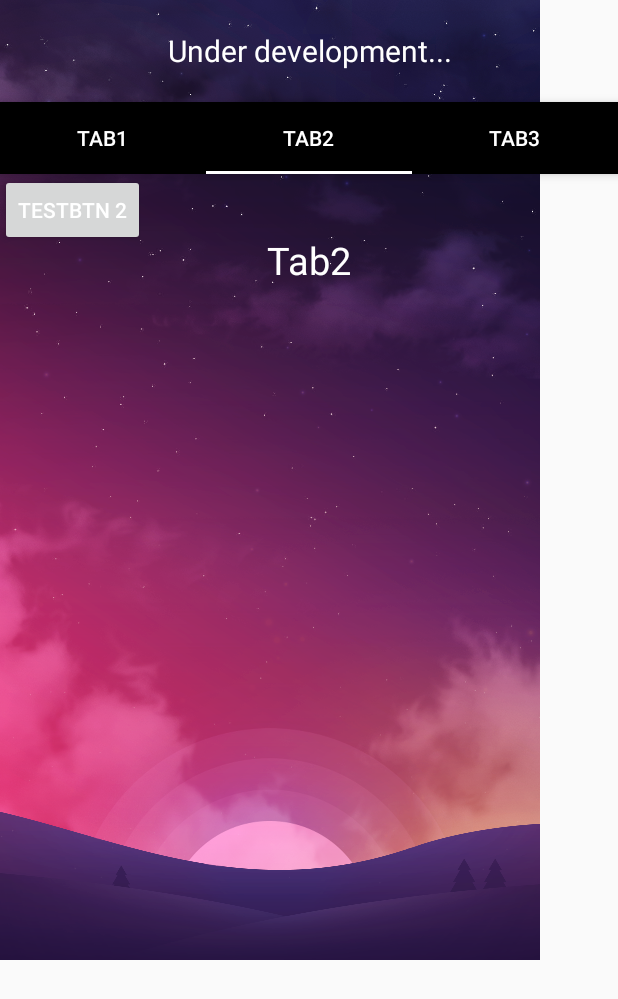
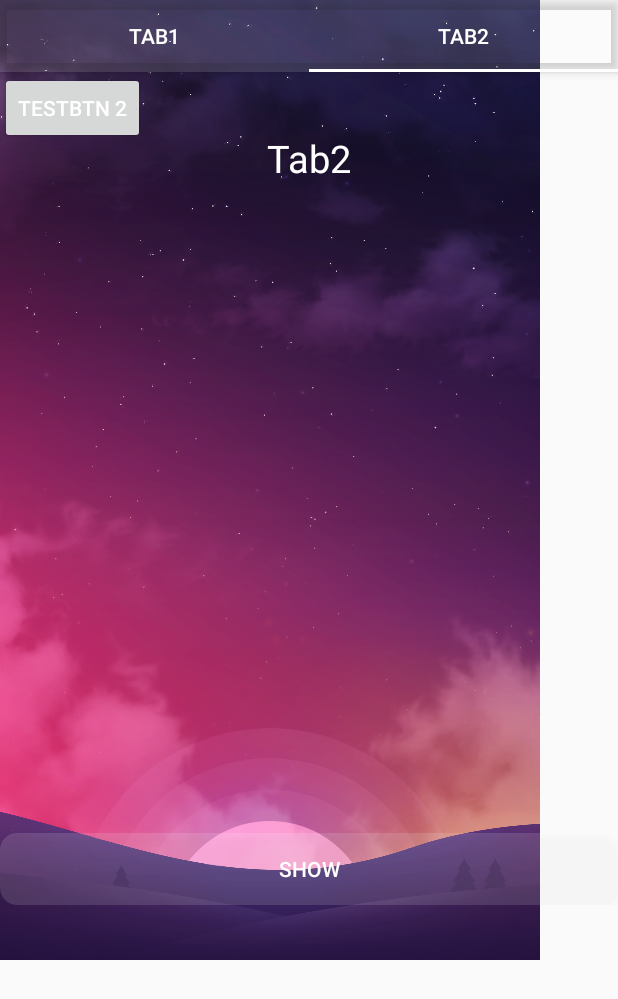
Before and after one commit to jovanadragojlovic/Insomniac, an Android app: the Tab1Fragment screen opened directly, with no data from a screen before it, tab 2 chosen, on a phone screen of 412 x 824 dp. Shown: the top 999 px of the screen. Run offline under Robolectric (Android 15) with nearby library versions, the phone set to English and light mode, and no system bars; libraries missing offline, so code that uses them is left out: com.github.mikephil.charting; 16 statements that could not run were skipped.

Commit message:
Popup menu in tracking progress.

```diff
--- a/src/main/java/com/example/nikola/insomniac/AlarmPopUp.java
+++ b/src/main/java/com/example/nikola/insomniac/AlarmPopUp.java
@@ -10,7 +10,9 @@ import android.util.DisplayMetrics;
 import android.util.Log;
 import android.view.View;
 import android.widget.EditText;
+import android.widget.LinearLayout;
 import android.widget.NumberPicker;
+import android.widget.RelativeLayout;
 import android.widget.TimePicker;
 
 import com.example.nikola.insomniac.alarms.AlarmActivity;
@@ -46,6 +48,9 @@ public class AlarmPopUp extends AlarmActivity {
         set_numberpicker_text_colour(hour_numberpicker);
         set_numberpicker_text_colour(minute_numberpicker);
         set_numberpicker_text_colour(ampm_numberpicker);
+
+        RelativeLayout alarmpopup = (RelativeLayout) findViewById(R.id.alarmpopup);
+        alarmpopup.setBackgroundColor(Color.parseColor("#000000"));
     }
 
     private void set_numberpicker_text_colour(NumberPicker number_picker) {
--- a/src/main/java/com/example/nikola/insomniac/DatabaseHelper.java
+++ b/src/main/java/com/example/nikola/insomniac/DatabaseHelper.java
@@ -102,6 +102,7 @@ public class DatabaseHelper extends SQLiteOpenHelper {
         Log.d(TAG, "addData: Adding " + item + " to " + SLEEP_QUALITY);
         Log.d(TAG, "addData: Adding " + date + " to " + SLEEP_QUALITY);
         if(getDataValues("SleepQuality", "Date").contains(date)) {
+
             updateSleepQuality(item, date);
         }
         else {
@@ -118,6 +119,7 @@ public class DatabaseHelper extends SQLiteOpenHelper {
 
         Log.d(TAG, "addData: Adding " + item + " to " + PHYSICAL_ACTIVITY);
         Log.d(TAG, "addData: Adding " + date + " to " + PHYSICAL_ACTIVITY);
+
 
         if(getDataValues("PhysicalActivity", "Date").contains(date)) {
             updateSteps(item, date);
--- a/src/main/java/com/example/nikola/insomniac/statistics/Tab1Fragment.java
+++ b/src/main/java/com/example/nikola/insomniac/statistics/Tab1Fragment.java
@@ -8,6 +8,7 @@ import android.view.LayoutInflater;
 import android.view.View;
 import android.view.ViewGroup;
 
+import com.example.nikola.insomniac.DatabaseHelper;
 import com.example.nikola.insomniac.R;
 import com.github.mikephil.charting.charts.LineChart;
 import com.github.mikephil.charting.data.Entry;
@@ -16,23 +17,47 @@ import com.github.mikephil.charting.data.LineDataSet;
 import com.github.mikephil.charting.utils.ColorTemplate;
 
 import java.util.ArrayList;
+import java.util.Collection;
 
 public class Tab1Fragment extends Fragment {
     private static final String TAG = "SleepQuality";
+    DatabaseHelper databaseHelper;
+    TrackProgress tp;
+
+    ArrayList<String> variablaList = new ArrayList<String>();
 
     @Nullable
     @Override
     public View onCreateView(LayoutInflater inflater, @Nullable ViewGroup container, @Nullable Bundle savedInstanceState) {
         View view = inflater.inflate(R.layout.tab1_fragment,container,false);
         LineChart lineChart = (LineChart) view.findViewById(R.id.chart);
+        databaseHelper = new DatabaseHelper(getActivity());
+        tp = new TrackProgress();
 
         ArrayList<Entry> entries = new ArrayList<>();
-        entries.add(new Entry(4f, 0));
-        entries.add(new Entry(8f, 1));
-        entries.add(new Entry(6f, 2));
-        entries.add(new Entry(2f, 3));
-        entries.add(new Entry(18f, 4));
-        entries.add(new Entry(9f, 5));
+        ArrayList<String> values = new ArrayList<>();
+
+//        if(tp.arrayList.size() > 0){
+//            Log.d(TAG,"arrayList" + tp.arrayList);
+//       for(int i = 0; i <  tp.arrayList.size(); i++ ) {
+//
+//        values = databaseHelper.getDataValues(tp.arrayList.get(i), );
+//           Log.d(TAG,"values" + values);
+//           for (int j = 0; values.size() > j; j++) {
+//               Log.d(TAG,"valueeeeeeeeee" + values.get(j));
+//               entries.add(new Entry(Float.parseFloat( values.get(j)), j));
+//           }
+//       }
+//        }else {
+//            entries.add(new Entry(0f, 0));
+//        }
+        Log.d(TAG,"entries" + entries);
+        entries.add(new Entry(4f, 2));
+        entries.add(new Entry(8f, 3));
+        entries.add(new Entry(6f, 4));
+        entries.add(new Entry(2f, 5));
+        entries.add(new Entry(5f, 0));
+        entries.add(new Entry(10f, 1));
 
         LineDataSet dataset = new LineDataSet(entries, "# of Calls");
 
--- a/src/main/java/com/example/nikola/insomniac/statistics/TrackProgress.java
+++ b/src/main/java/com/example/nikola/insomniac/statistics/TrackProgress.java
@@ -1,13 +1,18 @@
 package com.example.nikola.insomniac.statistics;
 
 
+import android.graphics.Color;
 import android.os.Bundle;
 import android.support.design.widget.TabLayout;
 import android.support.v4.view.ViewPager;
 import android.support.v7.app.AppCompatActivity;
 import android.util.Log;
+import android.view.View;
+import android.widget.Button;
 
 import com.example.nikola.insomniac.R;
+
+import java.util.ArrayList;
 
 
 public class TrackProgress extends AppCompatActivity {
@@ -17,11 +22,18 @@ public class TrackProgress extends AppCompatActivity {
 
     private ViewPager mViewPager;
 
+   public boolean cklicked = true;
+
+    public static ArrayList<String> arrayList = new ArrayList<String>();
+
     @Override
     protected void onCreate(Bundle savedInstanceState) {
         super.onCreate(savedInstanceState);
         setContentView(R.layout.trackprogress);
         Log.d(TAG, "onCreate: Starting.");
+       // arrayList.add("start");
+
+
 
         mSectionsPageAdapter = new SectionsPageAdapter(getSupportFragmentManager());
 
@@ -29,16 +41,225 @@ public class TrackProgress extends AppCompatActivity {
         mViewPager = (ViewPager) findViewById(R.id.container);
         setupViewPager(mViewPager);
 
+
         TabLayout tabLayout = (TabLayout) findViewById(R.id.tabs);
         tabLayout.setupWithViewPager(mViewPager);
+
+        final Button btn = (Button) findViewById(R.id.buttonDropUp);
+        final Button sleepQ =  (Button) findViewById(R.id.SleepQuality);
+        final Button phisicalA =  (Button) findViewById(R.id.PhisicalActivity);
+        final Button Dailylight =  (Button) findViewById(R.id.Dailylight);
+        final Button Nightlylight =  (Button) findViewById(R.id.Nightlylight);
+        final Button Water =  (Button) findViewById(R.id.Water);
+        final Button Food =  (Button) findViewById(R.id.Food);
+        final Button Coffee =  (Button) findViewById(R.id.Coffee);
+        final Button Bedroom =  (Button) findViewById(R.id.Bedroom);
+
+        sleepQ.setAlpha(0);
+        phisicalA.setAlpha(0);
+        Nightlylight.setAlpha(0);
+        Dailylight.setAlpha(0);
+        Water.setAlpha(0);
+        Food.setAlpha(0);
+        Coffee.setAlpha(0);
+        Bedroom.setAlpha(0);
+        btn.setText("SHOW");
+
+
+        btn.setOnClickListener(
+                new View.OnClickListener() {
+                    public void onClick(View v) {
+                        if(cklicked) {
+                            btn.animate().translationYBy(-400)
+                                    .setDuration(700).start();
+                            Bedroom.animate().setStartDelay(0).alpha(1).setDuration(200).start();
+                            Nightlylight.animate().setStartDelay(0).alpha(1).setDuration(200).start();
+                            Coffee.animate().setStartDelay(200).alpha(1).setDuration(200).start();
+                            Dailylight.animate().setStartDelay(200).alpha(1).setDuration(200).start();
+                            Food.animate().setStartDelay(400).alpha(1).setDuration(200).start();
+                            phisicalA.animate().setStartDelay(400).alpha(1).setDuration(200).start();
+                            Water.animate().setStartDelay(600).alpha(1).setDuration(200).start();
+                            sleepQ.animate().setStartDelay(600).alpha(1).setDuration(200).start();
+                            btn.setText("HIDE");
+                            cklicked = false;
+                        }else {
+                            Bedroom.animate().setStartDelay(600).alpha(0).setDuration(200).start();
+                            Nightlylight.animate().setStartDelay(600).alpha(0).setDuration(200).start();
+                            Coffee.animate().setStartDelay(400).alpha(0).setDuration(200).start();
+                            Dailylight.animate().setStartDelay(400).alpha(0).setDuration(200).start();
+                            Food.animate().setStartDelay(200).alpha(0).setDuration(200).start();
+                            phisicalA.animate().setStartDelay(200).alpha(0).setDuration(200).start();
+                            Water.animate().setStartDelay(0).alpha(0).setDuration(200).start();
+                            sleepQ.animate().setStartDelay(0).alpha(0).setDuration(200).start();
+
+                            btn.animate().translationYBy(400)
+                                    .setDuration(700).start();
+                            btn.setText("SHOW");
+
+                            cklicked = true;
+                        }
+
+
+                    }
+                });
+        sleepQ.setOnClickListener(
+                new View.OnClickListener() {
+                    public void onClick(View v) {
+                        if (!arrayList.contains("SleepQuality")) {
+                            sleepQ.setBackgroundColor(Color.parseColor("#3cffffff"));
+                            arrayList.add("SleepQuality");
+                            mSectionsPageAdapter = new SectionsPageAdapter(getSupportFragmentManager());
+                            mViewPager = (ViewPager) findViewById(R.id.container);
+                            setupViewPager(mViewPager);
+
+                        }else{
+                            sleepQ.setBackgroundColor(Color.parseColor("#21ffffff"));
+                            arrayList.remove("SleepQuality");
+                            setupViewPager(mViewPager);
+                            mSectionsPageAdapter = new SectionsPageAdapter(getSupportFragmentManager());
+                            mSectionsPageAdapter = new SectionsPageAdapter(getSupportFragmentManager());
+                            mViewPager = (ViewPager) findViewById(R.id.container);
+                            setupViewPager(mViewPager);
+
+                        }
+                    }
+                }
+        );
+
+        phisicalA.setOnClickListener(
+                new View.OnClickListener() {
+                    public void onClick(View v) {
+                        if (!arrayList.contains("PhysicalActivity")) {
+                            phisicalA.setBackgroundColor(Color.parseColor("#3cffffff"));
+                            arrayList.add("PhysicalActivity");
+                            mSectionsPageAdapter = new SectionsPageAdapter(getSupportFragmentManager());
+
+                        }else{
+                            phisicalA.setBackgroundColor(Color.parseColor("#21ffffff"));
+                            arrayList.remove("PhysicalActivity");
+                            mSectionsPageAdapter = new SectionsPageAdapter(getSupportFragmentManager());
+
+                        }
+                    }
+                }
+        );
+
+        Dailylight.setOnClickListener(
+                new View.OnClickListener() {
+                    public void onClick(View v) {
+                        if (!arrayList.contains("DailyLight")) {
+                            Dailylight.setBackgroundColor(Color.parseColor("#3cffffff"));
+                            arrayList.add("DailyLight");
+                            mSectionsPageAdapter = new SectionsPageAdapter(getSupportFragmentManager());
+                            Log.d(TAG, "sssss"  + arrayList);
+
+
+                        }else{
+                            Dailylight.setBackgroundColor(Color.parseColor("#21ffffff"));
+                            arrayList.remove("DailyLight");
+                            mSectionsPageAdapter = new SectionsPageAdapter(getSupportFragmentManager());
+
+                        }
+                    }
+                }
+        );
+        Nightlylight.setOnClickListener(
+                new View.OnClickListener() {
+                    public void onClick(View v) {
+                        if (!arrayList.contains("NightlyLight")) {
+                            Nightlylight.setBackgroundColor(Color.parseColor("#3cffffff"));
+                            arrayList.add("NightlyLight");
+                            mSectionsPageAdapter = new SectionsPageAdapter(getSupportFragmentManager());
+
+                        }else{
+                            Nightlylight.setBackgroundColor(Color.parseColor("#21ffffff"));
+                            arrayList.remove("NightlyLight");
+                            mSectionsPageAdapter = new SectionsPageAdapter(getSupportFragmentManager());
+
+                        }
+                    }
+                }
+        );
+        Water.setOnClickListener(
+                new View.OnClickListener() {
+                    public void onClick(View v) {
+                        if (!arrayList.contains("Water")) {
+                            Water.setBackgroundColor(Color.parseColor("#3cffffff"));
+                            arrayList.add("Water");
+                            mSectionsPageAdapter = new SectionsPageAdapter(getSupportFragmentManager());
+
+                        }else{
+                            Water.setBackgroundColor(Color.parseColor("#21ffffff"));
+                            arrayList.remove("Water");
+                            mSectionsPageAdapter = new SectionsPageAdapter(getSupportFragmentManager());
+
+                        }
+                    }
+                }
+        );
+        Food.setOnClickListener(
+                new View.OnClickListener() {
+                    public void onClick(View v) {
+                        if (!arrayList.contains("Food")) {
+                            Food.setBackgroundColor(Color.parseColor("#3cffffff"));
+                            arrayList.add("Food");
+                            mSectionsPageAdapter = new SectionsPageAdapter(getSupportFragmentManager());
+                        }else {
+
+                            Food.setBackgroundColor(Color.parseColor("#21ffffff"));
+                            arrayList.remove("Food");
+                            mSectionsPageAdapter = new SectionsPageAdapter(getSupportFragmentManager());
+
+                        }
+                    }
+                }
+        );
+        Coffee.setOnClickListener(
+                new View.OnClickListener() {
+                    public void onClick(View v) {
+                        if (!arrayList.contains("Coffee")) {
+                            Coffee.setBackgroundColor(Color.parseColor("#3cffffff"));
+                            arrayList.add("Coffee");
+                            mSectionsPageAdapter = new SectionsPageAdapter(getSupportFragmentManager());
+
+                        }else{
+                            Coffee.setBackgroundColor(Color.parseColor("#21ffffff"));
+                            arrayList.remove("Coffee");
+                            mSectionsPageAdapter = new SectionsPageAdapter(getSupportFragmentManager());
+
+                        }
+                    }
+                }
+        );
+        Bedroom.setOnClickListener(
+                new View.OnClickListener() {
+                    public void onClick(View v) {
+                        if (!arrayList.contains("Bedroom")) {
+                            Bedroom.setBackgroundColor(Color.parseColor("#3cffffff"));
+                            arrayList.add("Bedroom");
+                            mSectionsPageAdapter = new SectionsPageAdapter(getSupportFragmentManager());
+
+                        }else{
+                            Bedroom.setBackgroundColor(Color.parseColor("#21ffffff"));
+                            arrayList.remove("Bedroom");
+                            mSectionsPageAdapter = new SectionsPageAdapter(getSupportFragmentManager());
+
+                        }
+                    }
+                }
+        );
+
     }
 
     private void setupViewPager(ViewPager viewPager) {
         SectionsPageAdapter adapter = new SectionsPageAdapter(getSupportFragmentManager());
         adapter.addFragment(new Tab1Fragment(), "TAB1");
         adapter.addFragment(new Tab2Fragment(), "TAB2");
-        adapter.addFragment(new Tab3Fragment(), "TAB3");
         viewPager.setAdapter(adapter);
     }
 
+    public ArrayList<String> getCheckedVariables(){
+        return arrayList;
+    }
+
 }
--- a/src/main/res/layout/alarmpopup.xml
+++ b/src/main/res/layout/alarmpopup.xml
@@ -6,7 +6,6 @@
 <RelativeLayout xmlns:android="http://schemas.android.com/apk/res/android"
     android:layout_width="match_parent"
     android:layout_height="match_parent"
-    android:background="@drawable/leblebije"
     android:textColor="#ffffff"
     android:scaleType = "centerCrop"
     android:orientation="vertical"
@@ -15,6 +14,7 @@
     android:paddingLeft="@dimen/activity_horizontal_margin"
     android:paddingRight="@dimen/activity_horizontal_margin"
     android:paddingStart="@dimen/activity_horizontal_margin"
+    android:id="@+id/alarmpopup"
 
     android:paddingTop="@dimen/activity_vertical_margin">
 
--- a/src/main/res/layout/trackprogress.xml
+++ b/src/main/res/layout/trackprogress.xml
@@ -29,31 +29,13 @@
     </FrameLayout>
 
 
-    <TextView
-        android:id="@+id/textView"
-        android:layout_width="match_parent"
-        android:layout_height="68dp"
-        android:text="Under development..."
-        android:textSize="20sp"
-        android:gravity="center"
-
-        />
-
     <android.support.design.widget.AppBarLayout
         android:id="@+id/appbar"
         android:layout_width="match_parent"
         android:layout_height="wrap_content"
-        android:layout_marginTop="68dp"
         android:theme="@style/AppTheme.AppBarOverlay"
         app:tabIndicatorColor="@android:color/white"
-
-
-
-
-
-
-
-        >
+   >
 
 
         <android.support.design.widget.TabLayout
@@ -62,10 +44,7 @@
             android:layout_height="wrap_content"
             app:tabIndicatorColor="#ffffff"
             app:tabSelectedTextColor="#ffffff"
-
-
-
-            />
+  />
 
     </android.support.design.widget.AppBarLayout>
 
@@ -78,4 +57,122 @@
         />
 
 
+    <RelativeLayout
+        android:layout_width="wrap_content"
+        android:layout_height="wrap_content"
+        android:layout_marginTop="30dip">
+
+
+        <Button
+            android:text="Sleep Quality"
+            android:layout_width="190dip"
+            android:layout_height="wrap_content"
+            android:id="@+id/SleepQuality"
+            android:background="#21ffffff"
+            android:textAppearance="@style/TextAppearance.AppCompat.Headline"
+            android:textSize="20sp"
+            android:layout_marginTop="375dip"
+            android:radius="11dp"
+            />
+        <Button
+            android:text="PhisicalActivity"
+            android:layout_width="190dip"
+            android:layout_height="wrap_content"
+            android:id="@+id/PhisicalActivity"
+            android:background="#21ffffff"
+            android:textAppearance="@style/TextAppearance.AppCompat.Headline"
+            android:textSize="20sp"
+            android:layout_marginTop="425dip"
+            android:radius="11dp"
+
+            />
+        <Button
+            android:text="Daily light"
+            android:layout_width="190dip"
+            android:layout_height="wrap_content"
+            android:id="@+id/Dailylight"
+            android:background="#21ffffff"
+            android:textAppearance="@style/TextAppearance.AppCompat.Headline"
+            android:textSize="20sp"
+            android:layout_marginTop="475dip"
+            android:radius="11dp"
+
+            />
+
+        <Button
+            android:text="Nightly light"
+            android:layout_width="190dip"
+            android:layout_height="wrap_content"
+            android:id="@+id/Nightlylight"
+            android:background="#21ffffff"
+            android:textAppearance="@style/TextAppearance.AppCompat.Headline"
+            android:textSize="20sp"
+            android:layout_marginTop="525dip"
+            android:radius="11dp"
+
+            />
+        <Button
+            android:text="Water"
+            android:layout_width="190dip"
+            android:layout_height="wrap_content"
+            android:id="@+id/Water"
+            android:background="#21ffffff"
+            android:textAppearance="@style/TextAppearance.AppCompat.Headline"
+            android:textSize="20sp"
+            android:layout_marginTop="375dip"
+            android:layout_marginLeft="190dip"
+            android:radius="11dp"
+
+            />
+
+        <Button
+            android:text="Food"
+            android:layout_width="190dip"
+            android:layout_height="wrap_content"
+            android:id="@+id/Food"
+            android:background="#21ffffff"
+            android:textAppearance="@style/TextAppearance.AppCompat.Headline"
+            android:textSize="20sp"
+            android:layout_marginTop="425dip"
+            android:layout_marginLeft="190dip"
+            android:radius="11dp"
+
+            />
+
+        <Button
+            android:text="Coffee"
+            android:layout_width="190dip"
+            android:layout_height="wrap_content"
+            android:id="@+id/Coffee"
+            android:background="#21ffffff"
+            android:textAppearance="@style/TextAppearance.AppCompat.Headline"
+            android:textSize="20sp"
+            android:layout_marginTop="475dip"
+            android:layout_marginLeft="190dip"
+            android:radius="11dp"
+
+            />
+        <Button
+            android:text="Bedroom"
+            android:layout_width="190dip"
+            android:layout_height="wrap_content"
+            android:id="@+id/Bedroom"
+            android:background="#21ffffff"
+            android:textAppearance="@style/TextAppearance.AppCompat.Headline"
+            android:textSize="20sp"
+            android:layout_marginTop="525dip"
+            android:layout_marginLeft="190dip"
+            android:radius="11dp"
+
+            />
+        <Button
+            android:layout_width="match_parent"
+            android:layout_height="wrap_content"
+            android:id="@+id/buttonDropUp"
+            android:background="@drawable/green"
+            android:layout_marginTop="525dip"
+
+            />
+    </RelativeLayout>
+
 </android.support.design.widget.CoordinatorLayout>
--- a/src/main/res/values/styles.xml
+++ b/src/main/res/values/styles.xml
@@ -83,7 +83,9 @@
 
     </style>
 
-    <style name="AppTheme.AppBarOverlay" />
+    <style name="AppTheme.AppBarOverlay" >
+<item name="colorPrimary">#21ffffff</item>
+    </style>
     <style name="AppTheme.PopupOverlay" />
 
 
```
